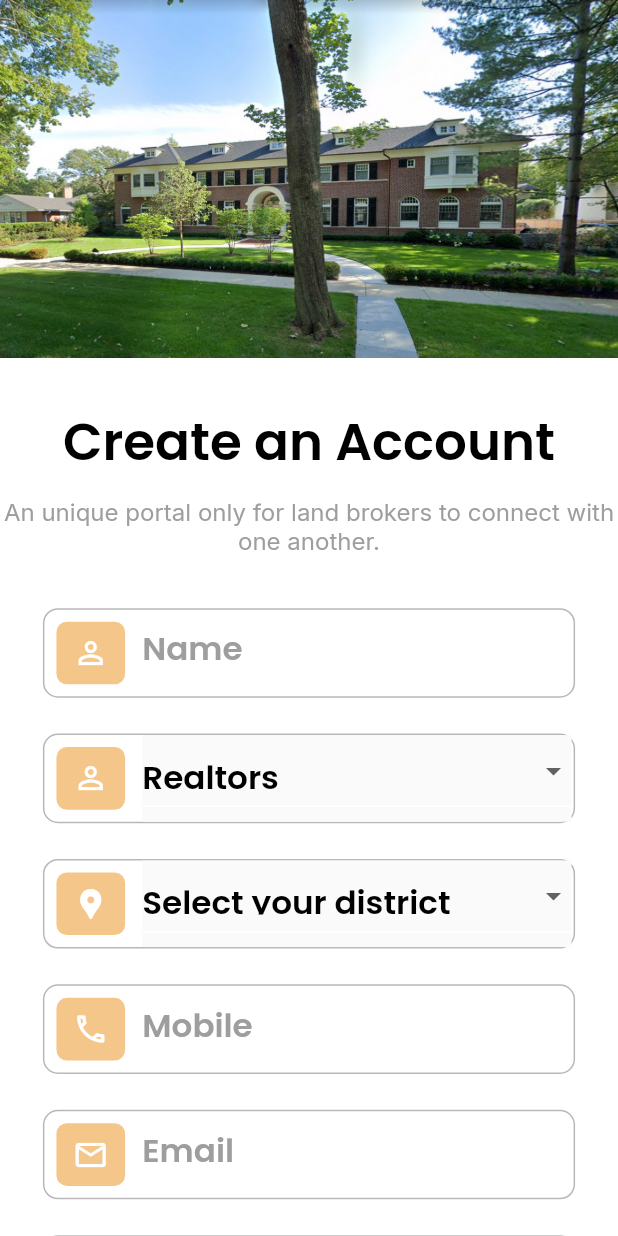
After one commit to himanikulkarni/land_agent, a Flutter app: the screen it shows after launch, after a tap on "Signup here", on a phone screen of 412 x 824 dp. The commit adds this screen. Run offline on Flutter 3.47's test engine with Material 2 defaults, Android fonts, the light colour scheme and no system bars; our stand-ins replace flutter_screenutil, google_fonts; network calls fail.

Commit message:
did changes

```diff
--- a/lib/Login.dart
+++ b/lib/Login.dart
@@ -1,40 +1,42 @@
+import 'dart:convert';
+import 'dart:developer';
+
 import 'package:flutter/material.dart';
 import 'package:flutter_screenutil/flutter_screenutil.dart';
-import 'package:google_fonts/google_fonts.dart';
 import 'package:land_agent/home.dart';
+import 'package:http/http.dart' as http;
+import 'package:land_agent/register.dart';
 
-void main() {
-  runApp(const login());
+class Login extends StatefulWidget {
+  const Login({super.key});
+
+  @override
+  State<Login> createState() => _LoginState();
 }
 
-class login extends StatelessWidget {
-  const login({super.key});
+class _LoginState extends State<Login> {
+  String remark = "";
 
-  @override
-  Widget build(BuildContext context) {
-    return ScreenUtilInit(
-      builder: ((context, child) {
-        return MaterialApp(
-          theme: ThemeData(
-            textTheme: GoogleFonts.poppinsTextTheme(
-              Theme.of(context).textTheme,
+  Future<http.Response> getConnectionStatus() async {
+    final response = await http.get(
+      Uri.parse(
+        "https://land-agent.in/app_request/external_access/Login",
       ),
-          ),
-          home: const Login(),
-          debugShowCheckedModeBanner: false,
     );
-      }),
-    );
+    log("Response : ${response.body}");
+    setState(() {
+      remark = jsonDecode(response.body)["remarks"];
+    });
+    return response;
   }
-}
-
-class Login extends StatelessWidget {
-  const Login({super.key});
 
   @override
   Widget build(BuildContext context) {
     return Scaffold(
-      body: Container(
+      body: SafeArea(
+        child: SingleChildScrollView(
+          scrollDirection: Axis.vertical,
+          child: Container(
             decoration: const BoxDecoration(color: Colors.white),
             child: Column(
               children: [
@@ -149,10 +151,15 @@ class Login extends StatelessWidget {
                   height: 20.h,
                 ),
                 GestureDetector(
-              onTap: () {
+                  onTap: () async {
+                    await getConnectionStatus();
+                    if (remark == '') {
+                      log(remark);
+                    } else {
                       Navigator.of(context).push(
                         MaterialPageRoute(builder: (context) => const home()),
                       );
+                    }
                   },
                   child: Container(
                     width: 300.w,
@@ -191,7 +198,14 @@ class Login extends StatelessWidget {
                     SizedBox(
                       width: 10.w,
                     ),
-                Text(
+                    InkWell(
+                      onTap: () {
+                        Navigator.of(context).push(
+                          MaterialPageRoute(
+                              builder: (context) => const Register()),
+                        );
+                      },
+                      child: Text(
                         'Signup here',
                         style: TextStyle(
                           color: Colors.orange,
@@ -199,12 +213,15 @@ class Login extends StatelessWidget {
                           fontWeight: FontWeight.w700,
                           decoration: TextDecoration.underline,
                         ),
+                      ),
                     )
                   ],
                 )
               ],
             ),
           ),
+        ),
+      ),
     );
   }
 }
--- a/lib/create_ppty.dart
+++ b/lib/create_ppty.dart
@@ -3,10 +3,6 @@ import 'package:flutter_screenutil/flutter_screenutil.dart';
 import 'package:google_fonts/google_fonts.dart';
 import 'package:land_agent/home.dart';
 import 'package:land_agent/ppty_img.dart';
-
-void main() {
-  runApp(const create_ppty());
-}
 
 class create_ppty extends StatelessWidget {
   const create_ppty({super.key});
--- a/lib/home.dart
+++ b/lib/home.dart
@@ -7,10 +7,6 @@ import 'package:land_agent/liked.dart';
 import 'package:land_agent/notifications.dart';
 import 'package:land_agent/profile.dart';
 import 'package:land_agent/search.dart';
-
-void main() {
-  runApp(const home());
-}
 
 class home extends StatelessWidget {
   const home({super.key});
@@ -48,7 +44,7 @@ class Home extends StatelessWidget {
               onTap: () {
                 Navigator.push(
                   context,
-                  MaterialPageRoute(builder: (context) => const login()),
+                  MaterialPageRoute(builder: (context) => const Login()),
                 );
               },
               child: const Icon(
--- a/lib/liked.dart
+++ b/lib/liked.dart
@@ -4,11 +4,6 @@ import 'package:google_fonts/google_fonts.dart';
 import 'package:land_agent/home.dart';
 import 'package:land_agent/profile.dart';
 import 'package:land_agent/search.dart';
-import 'package:land_agent/Login.dart';
-
-void main() {
-  runApp(const liked());
-}
 
 class liked extends StatelessWidget {
   const liked({super.key});
@@ -47,7 +42,7 @@ class Liked extends StatelessWidget {
               onTap: () {
                 Navigator.push(
                   context,
-                  MaterialPageRoute(builder: (context) => const login()),
+                  MaterialPageRoute(builder: (context) => const home()),
                 );
               },
               child: const Icon(
--- a/lib/main.dart
+++ b/lib/main.dart
@@ -1,4 +1,5 @@
 import 'package:flutter/material.dart';
+import 'package:flutter_screenutil/flutter_screenutil.dart';
 import 'package:google_fonts/google_fonts.dart';
 import 'package:land_agent/login.dart';
 
@@ -11,6 +12,9 @@ class MyApp extends StatelessWidget {
 
   @override
   Widget build(BuildContext context) {
+    return ScreenUtilInit(
+      designSize: const Size(360, 690),
+      builder: (context, child) {
         return MaterialApp(
           theme: ThemeData(
               textTheme: GoogleFonts.poppinsTextTheme(
@@ -18,7 +22,10 @@ class MyApp extends StatelessWidget {
           )),
           color: Colors.white,
           debugShowCheckedModeBanner: false,
-      home: const login(),
+          home: child,
+        );
+      },
+      child: const Login(),
     );
   }
 }
--- a/lib/notifications.dart
+++ b/lib/notifications.dart
@@ -1,6 +1,7 @@
 import 'package:flutter/material.dart';
 import 'package:flutter_screenutil/flutter_screenutil.dart';
 import 'package:google_fonts/google_fonts.dart';
+import 'package:land_agent/home.dart';
 
 void main() {
   runApp(const notifications());
@@ -39,6 +40,17 @@ class Notifications extends StatelessWidget {
         elevation: 1.0,
         title: Row(
           children: [
+            InkWell(
+                onTap: () {
+                  Navigator.push(
+                    context,
+                    MaterialPageRoute(builder: (context) => const home()),
+                  );
+                },
+                child: const Icon(Icons.arrow_back, color: Colors.black)),
+            SizedBox(
+              width: 10.w,
+            ),
             Text(
               'Notifications',
               style: TextStyle(
--- a/lib/profile.dart
+++ b/lib/profile.dart
@@ -43,6 +43,17 @@ class Profile extends StatelessWidget {
         elevation: 1.0,
         title: Row(
           children: [
+            InkWell(
+                onTap: () {
+                  Navigator.push(
+                    context,
+                    MaterialPageRoute(builder: (context) => const home()),
+                  );
+                },
+                child: const Icon(Icons.arrow_back, color: Colors.black)),
+            SizedBox(
+              width: 10.w,
+            ),
             Text(
               'Your Profile',
               style: TextStyle(
@@ -51,7 +62,7 @@ class Profile extends StatelessWidget {
                   fontWeight: FontWeight.w600),
             ),
             SizedBox(
-              width: 120.h,
+              width: 80.h,
             ),
             GestureDetector(
               onTap: () {
--- /dev/null
+++ b/lib/register.dart
@@ -0,0 +1,512 @@
+import 'package:flutter/material.dart';
+import 'package:flutter_screenutil/flutter_screenutil.dart';
+import 'package:google_fonts/google_fonts.dart';
+
+class Register extends StatelessWidget {
+  const Register({super.key});
+
+  @override
+  Widget build(BuildContext context) {
+    return Scaffold(
+      backgroundColor: Colors.white,
+      body: SafeArea(
+        child: SingleChildScrollView(
+          scrollDirection: Axis.vertical,
+          child: Column(
+            children: [
+              SizedBox(
+                height: 200.h,
+                width: double.infinity,
+                child: Image.asset(
+                  'assets/building.png',
+                  fit: BoxFit.fill,
+                ),
+              ),
+              SizedBox(
+                height: 25.h,
+              ),
+              Text(
+                'Create an Account',
+                style: TextStyle(
+                    color: Colors.black,
+                    fontSize: 30.sp,
+                    fontWeight: FontWeight.w600),
+              ),
+              SizedBox(
+                height: 10.h,
+              ),
+              Text(
+                'An unique portal only for land brokers to connect with\none another.',
+                textAlign: TextAlign.center,
+                style: GoogleFonts.inter(
+                    color: Colors.grey,
+                    fontSize: 14.sp,
+                    fontWeight: FontWeight.w400),
+              ),
+              SizedBox(
+                height: 30.h,
+              ),
+              Container(
+                width: 310.w,
+                height: 50.h,
+                decoration: BoxDecoration(
+                    border: Border.all(
+                        color: const Color.fromARGB(255, 185, 184, 184)),
+                    color: Colors.white,
+                    borderRadius: BorderRadius.circular(10.0)),
+                child: Row(
+                  children: [
+                    SizedBox(
+                      width: 7.w,
+                    ),
+                    Container(
+                      width: 40.w,
+                      height: 35.h,
+                      decoration: BoxDecoration(
+                          color: const Color.fromARGB(255, 245, 198, 137),
+                          borderRadius: BorderRadius.circular(7.0)),
+                      child: const Icon(
+                        Icons.person_outline,
+                        color: Colors.white,
+                      ),
+                    ),
+                    SizedBox(
+                      width: 10.w,
+                    ),
+                    SizedBox(
+                      width: 200.w,
+                      height: 40.h,
+                      child: TextField(
+                        cursorColor: Colors.grey,
+                        style: GoogleFonts.poppins(
+                          textStyle: TextStyle(
+                              color: Colors.grey,
+                              fontSize: 19.sp,
+                              fontWeight: FontWeight.w600),
+                        ),
+                        decoration: InputDecoration(
+                          floatingLabelBehavior: FloatingLabelBehavior.never,
+                          border: InputBorder.none,
+                          labelText: 'Name',
+                          labelStyle: GoogleFonts.poppins(
+                            textStyle: TextStyle(
+                                color: Colors.grey,
+                                fontSize: 19.sp,
+                                fontWeight: FontWeight.w600),
+                          ),
+                        ),
+                      ),
+                    ),
+                  ],
+                ),
+              ),
+              SizedBox(
+                height: 20.h,
+              ),
+              Container(
+                width: 310.w,
+                height: 50.h,
+                decoration: BoxDecoration(
+                    border: Border.all(
+                        color: const Color.fromARGB(255, 185, 184, 184)),
+                    color: Colors.white,
+                    borderRadius: BorderRadius.circular(10.0)),
+                child: Row(
+                  children: [
+                    SizedBox(
+                      width: 7.w,
+                    ),
+                    Container(
+                      width: 40.w,
+                      height: 35.h,
+                      decoration: BoxDecoration(
+                          color: const Color.fromARGB(255, 245, 198, 137),
+                          borderRadius: BorderRadius.circular(7.0)),
+                      child: const Icon(
+                        Icons.person_outline,
+                        color: Colors.white,
+                      ),
+                    ),
+                    SizedBox(
+                      width: 10.w,
+                    ),
+                    SizedBox(width: 250.w, height: 50.h, child: Realtor()),
+                  ],
+                ),
+              ),
+              SizedBox(
+                height: 20.h,
+              ),
+              Container(
+                width: 310.w,
+                height: 50.h,
+                decoration: BoxDecoration(
+                    border: Border.all(
+                        color: const Color.fromARGB(255, 185, 184, 184)),
+                    color: Colors.white,
+                    borderRadius: BorderRadius.circular(10.0)),
+                child: Row(
+                  children: [
+                    SizedBox(
+                      width: 7.w,
+                    ),
+                    Container(
+                      width: 40.w,
+                      height: 35.h,
+                      decoration: BoxDecoration(
+                          color: const Color.fromARGB(255, 245, 198, 137),
+                          borderRadius: BorderRadius.circular(7.0)),
+                      child: const Icon(
+                        Icons.location_pin,
+                        color: Colors.white,
+                      ),
+                    ),
+                    SizedBox(
+                      width: 10.w,
+                    ),
+                    SizedBox(width: 250.w, height: 50.h, child: District()),
+                  ],
+                ),
+              ),
+              SizedBox(
+                height: 20.h,
+              ),
+              Container(
+                width: 310.w,
+                height: 50.h,
+                decoration: BoxDecoration(
+                    border: Border.all(
+                        color: const Color.fromARGB(255, 185, 184, 184)),
+                    color: Colors.white,
+                    borderRadius: BorderRadius.circular(10.0)),
+                child: Row(
+                  children: [
+                    SizedBox(
+                      width: 7.w,
+                    ),
+                    Container(
+                      width: 40.w,
+                      height: 35.h,
+                      decoration: BoxDecoration(
+                          color: const Color.fromARGB(255, 245, 198, 137),
+                          borderRadius: BorderRadius.circular(7.0)),
+                      child: const Icon(
+                        Icons.call_outlined,
+                        color: Colors.white,
+                      ),
+                    ),
+                    SizedBox(
+                      width: 10.w,
+                    ),
+                    SizedBox(
+                      width: 200.w,
+                      height: 40.h,
+                      child: TextField(
+                        keyboardType: TextInputType.number,
+                        cursorColor: Colors.grey,
+                        style: GoogleFonts.poppins(
+                          textStyle: TextStyle(
+                              color: Colors.grey,
+                              fontSize: 19.sp,
+                              fontWeight: FontWeight.w600),
+                        ),
+                        decoration: InputDecoration(
+                          floatingLabelBehavior: FloatingLabelBehavior.never,
+                          border: InputBorder.none,
+                          labelText: 'Mobile',
+                          labelStyle: GoogleFonts.poppins(
+                            textStyle: TextStyle(
+                                color: Colors.grey,
+                                fontSize: 19.sp,
+                                fontWeight: FontWeight.w600),
+                          ),
+                        ),
+                      ),
+                    ),
+                  ],
+                ),
+              ),
+              SizedBox(
+                height: 20.h,
+              ),
+              Container(
+                width: 310.w,
+                height: 50.h,
+                decoration: BoxDecoration(
+                    border: Border.all(
+                        color: const Color.fromARGB(255, 185, 184, 184)),
+                    color: Colors.white,
+                    borderRadius: BorderRadius.circular(10.0)),
+                child: Row(
+                  children: [
+                    SizedBox(
+                      width: 7.w,
+                    ),
+                    Container(
+                      width: 40.w,
+                      height: 35.h,
+                      decoration: BoxDecoration(
+                          color: const Color.fromARGB(255, 245, 198, 137),
+                          borderRadius: BorderRadius.circular(7.0)),
+                      child: const Icon(
+                        Icons.mail_outline,
+                        color: Colors.white,
+                      ),
+                    ),
+                    SizedBox(
+                      width: 10.w,
+                    ),
+                    SizedBox(
+                      width: 200.w,
+                      height: 40.h,
+                      child: TextField(
+                        keyboardType: TextInputType.emailAddress,
+                        cursorColor: Colors.grey,
+                        style: GoogleFonts.poppins(
+                          textStyle: TextStyle(
+                              color: Colors.grey,
+                              fontSize: 19.sp,
+                              fontWeight: FontWeight.w600),
+                        ),
+                        decoration: InputDecoration(
+                          floatingLabelBehavior: FloatingLabelBehavior.never,
+                          border: InputBorder.none,
+                          labelText: 'Email',
+                          labelStyle: GoogleFonts.poppins(
+                            textStyle: TextStyle(
+                                color: Colors.grey,
+                                fontSize: 19.sp,
+                                fontWeight: FontWeight.w600),
+                          ),
+                        ),
+                      ),
+                    ),
+                  ],
+                ),
+              ),
+              SizedBox(
+                height: 20.h,
+              ),
+              Container(
+                width: 310.w,
+                height: 50.h,
+                decoration: BoxDecoration(
+                    border: Border.all(
+                        color: const Color.fromARGB(255, 185, 184, 184)),
+                    color: Colors.white,
+                    borderRadius: BorderRadius.circular(10.0)),
+                child: Row(
+                  children: [
+                    SizedBox(
+                      width: 7.w,
+                    ),
+                    Container(
+                      width: 40.w,
+                      height: 35.h,
+                      decoration: BoxDecoration(
+                          color: const Color.fromARGB(255, 245, 198, 137),
+                          borderRadius: BorderRadius.circular(7.0)),
+                      child: const Icon(
+                        Icons.lock_outline,
+                        color: Colors.white,
+                      ),
+                    ),
+                    SizedBox(
+                      width: 10.w,
+                    ),
+                    SizedBox(
+                      width: 200.w,
+                      height: 40.h,
+                      child: TextField(
+                        obscureText: true,
+                        cursorColor: Colors.grey,
+                        style: GoogleFonts.poppins(
+                          textStyle: TextStyle(
+                              color: Colors.grey,
+                              fontSize: 19.sp,
+                              fontWeight: FontWeight.w600),
+                        ),
+                        decoration: InputDecoration(
+                          floatingLabelBehavior: FloatingLabelBehavior.never,
+                          border: InputBorder.none,
+                          labelText: 'Password',
+                          labelStyle: GoogleFonts.poppins(
+                            textStyle: TextStyle(
+                                color: Colors.grey,
+                                fontSize: 19.sp,
+                                fontWeight: FontWeight.w600),
+                          ),
+                        ),
+                      ),
+                    ),
+                  ],
+                ),
+              ),
+              SizedBox(
+                height: 20.h,
+              ),
+              Container(
+                width: 310.w,
+                height: 50.h,
+                decoration: BoxDecoration(
+                    color: const Color.fromARGB(255, 252, 133, 59),
+                    borderRadius: BorderRadius.circular(10.0)),
+                child: Column(
+                  children: [
+                    SizedBox(
+                      height: 12.h,
+                    ),
+                    Row(
+                      children: [
+                        SizedBox(
+                          width: 120.w,
+                        ),
+                        Text(
+                          'Register',
+                          style: TextStyle(
+                              color: Colors.white,
+                              fontSize: 20.sp,
+                              fontWeight: FontWeight.w600),
+                        ),
+                      ],
+                    ),
+                  ],
+                ),
+              ),
+              SizedBox(
+                height: 20.h,
+              ),
+              Text(
+                'By registering you agree to the broker',
+                style: TextStyle(
+                    color: Colors.grey,
+                    fontSize: 15.sp,
+                    fontWeight: FontWeight.w400),
+              ),
+              Text(
+                'Terms of use & conditions',
+                style: TextStyle(
+                    color: const Color.fromARGB(255, 236, 162, 65),
+                    fontSize: 15.sp,
+                    fontWeight: FontWeight.w400),
+              ),
+              SizedBox(
+                height: 25.h,
+              ),
+              Row(
+                children: [
+                  SizedBox(
+                    width: 45.w,
+                  ),
+                  Text(
+                    'ALready registered?',
+                    style: TextStyle(
+                        color: const Color.fromARGB(255, 104, 104, 104),
+                        fontSize: 16.sp,
+                        fontWeight: FontWeight.w400),
+                  ),
+                  SizedBox(
+                    width: 25.w,
+                  ),
+                  Text(
+                    'Sign-in here',
+                    style: TextStyle(
+                        color: const Color.fromARGB(255, 236, 162, 65),
+                        fontSize: 16.sp,
+                        decoration: TextDecoration.underline,
+                        fontWeight: FontWeight.w400),
+                  ),
+                ],
+              ),
+            ],
+          ),
+        ),
+      ),
+    );
+  }
+}
+
+class Realtor extends StatefulWidget {
+  @override
+  _RealtorState createState() => _RealtorState();
+}
+
+class _RealtorState extends State<Realtor> {
+  List<String> items = ['Realtors', 'Builder'];
+  String? selectedItem = 'Realtors';
+
+  @override
+  Widget build(BuildContext context) => Scaffold(
+        body: SizedBox(
+          width: 290.w,
+          height: 50.h,
+          child: DropdownButtonFormField<String>(
+            isExpanded: true,
+            decoration: const InputDecoration(
+                border: InputBorder.none,
+                enabledBorder: UnderlineInputBorder(
+                    borderSide: BorderSide(color: Colors.white))),
+            value: selectedItem,
+            items: items
+                .map((item) => DropdownMenuItem<String>(
+                      value: item,
+                      child: Text(item,
+                          style: TextStyle(
+                              color: Colors.black,
+                              fontSize: 19.sp,
+                              fontWeight: FontWeight.w600)),
+                    ))
+                .toList(),
+            onChanged: (item) => setState(() => selectedItem = item),
+          ),
+        ),
+      );
+}
+
+class District extends StatefulWidget {
+  @override
+  _DistrictState createState() => _DistrictState();
+}
+
+class _DistrictState extends State<District> {
+  List<String> items = [
+    'Select your district',
+    'Ariyalur',
+    'Chengalpattu',
+    'Chennai',
+    'Coimbatore',
+    'Cuddalore',
+    'Dharmapuri',
+    'Dindigul',
+    'Erode',
+    'Kallakurichi'
+  ];
+  String? selectedItem = 'Select your district';
+
+  @override
+  Widget build(BuildContext context) => Scaffold(
+        body: SizedBox(
+          width: 290.w,
+          height: 50.h,
+          child: DropdownButtonFormField<String>(
+            isExpanded: true,
+            decoration: const InputDecoration(
+                border: InputBorder.none,
+                enabledBorder: UnderlineInputBorder(
+                    borderSide: BorderSide(color: Colors.white))),
+            value: selectedItem,
+            items: items
+                .map((item) => DropdownMenuItem<String>(
+                      value: item,
+                      child: Text(item,
+                          style: TextStyle(
+                              color: Colors.black,
+                              fontSize: 19.sp,
+                              fontWeight: FontWeight.w600)),
+                    ))
+                .toList(),
+            onChanged: (item) => setState(() => selectedItem = item),
+          ),
+        ),
+      );
+}
--- a/pubspec.yaml
+++ b/pubspec.yaml
@@ -38,6 +38,10 @@ dependencies:
   cupertino_icons: ^1.0.2
   google_fonts: ^3.0.1
   flutter_screenutil: ^5.6.0
+  firebase_core: ^2.5.0
+  http: ^0.13.5
+  firebase_messaging: ^14.2.2
+  flutter_local_notifications: ^13.0.0
 
 dev_dependencies:
   flutter_test:
```
Also changed, not shown: assets/building.png (added), pubspec.lock, 4 other files. Lines whose indentation alone changed are shown as unchanged.
